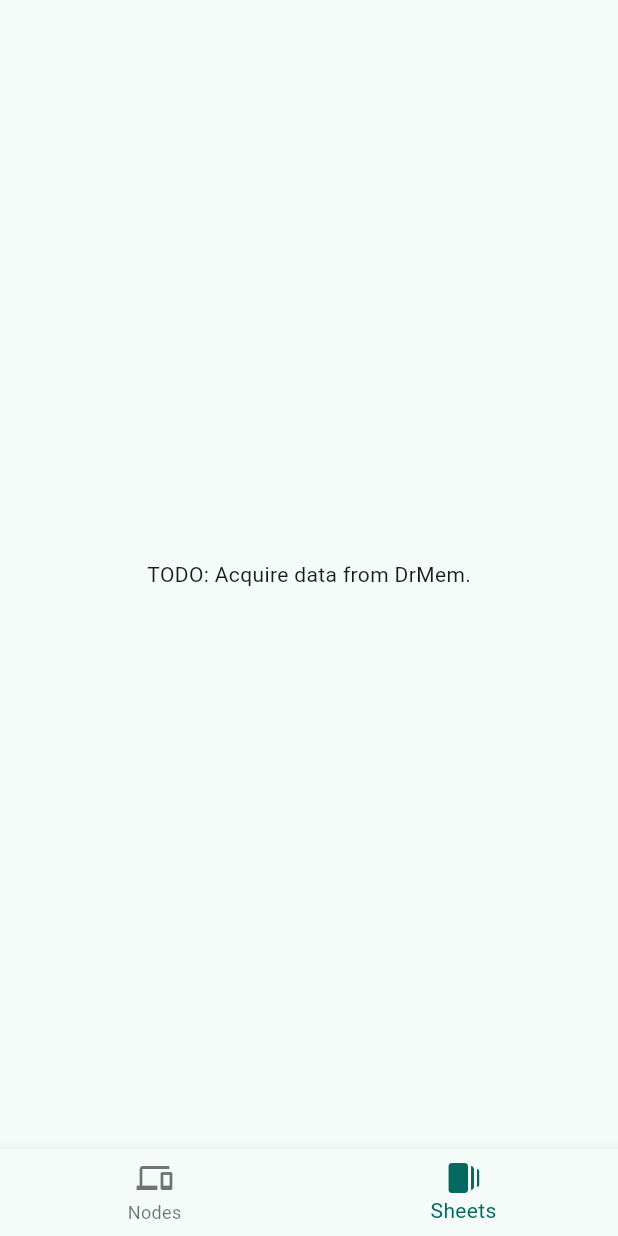
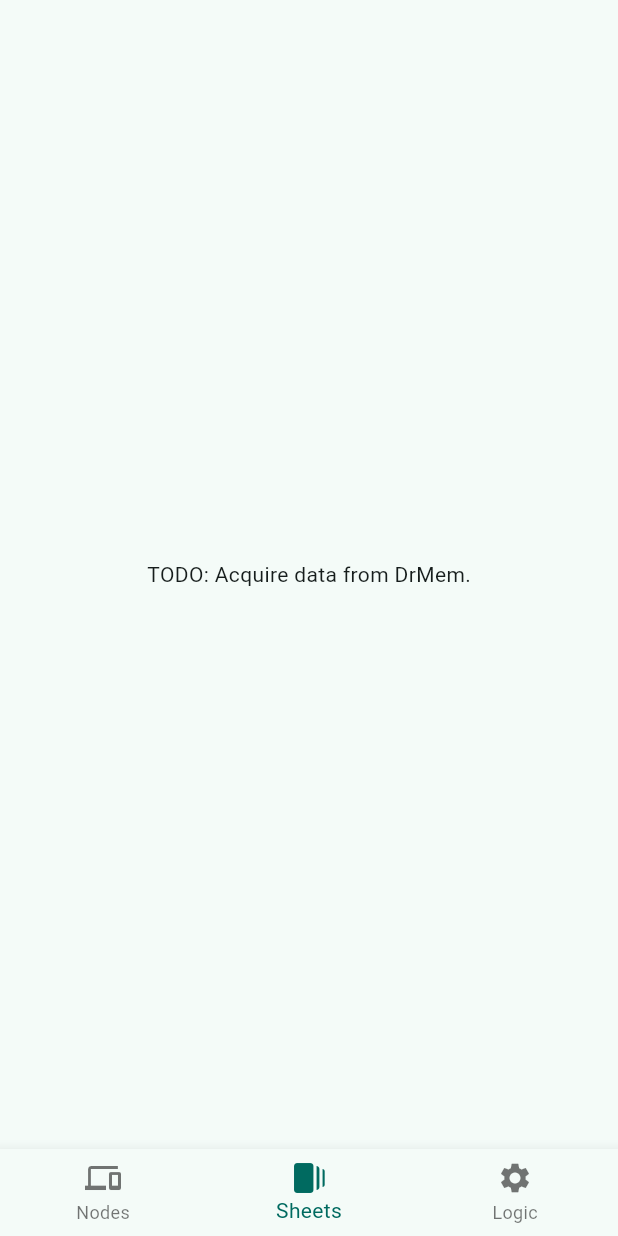
Before and after one commit to DrMemCS/drmem_browser, a Flutter app: the screen it shows after launch, item 2 of the bottom bar chosen, on a phone screen of 412 x 824 dp. Run offline on Flutter 3.47's test engine with Material 2 defaults, Android fonts, the phone set to English and light mode, and no system bars; missing offline and left inert: nsd.

Commit message:
:sparkles: add tab for editing logic

```diff
--- a/lib/main.dart
+++ b/lib/main.dart
@@ -55,6 +55,7 @@ class _BaseState extends State<BaseWidget> {
           BottomNavigationBarItem(icon: Icon(Icons.devices), label: "Nodes"),
           BottomNavigationBarItem(
               icon: Icon(Icons.web_stories), label: "Sheets"),
+          BottomNavigationBarItem(icon: Icon(Icons.settings), label: "Logic"),
         ]);
   }
 
@@ -76,12 +77,20 @@ class _BaseState extends State<BaseWidget> {
     return Text("TODO: Acquire data from DrMem.");
   }
 
+  // This page will be used to edit the Logic in a DrMem instance.
+
+  Widget _displayLogic() {
+    return Text("TODO: Edit logic.");
+  }
+
   // This method determine which widget should be the main body of the display
   // based on the value of the navbar.
 
   Widget _buildBody() {
     return Center(
-        child: _selectIndex == 0 ? _displayNodes() : _displayParameters());
+        child: _selectIndex == 0
+            ? _displayNodes()
+            : (_selectIndex == 1 ? _displayParameters() : _displayLogic()));
   }
 
   @override
```
